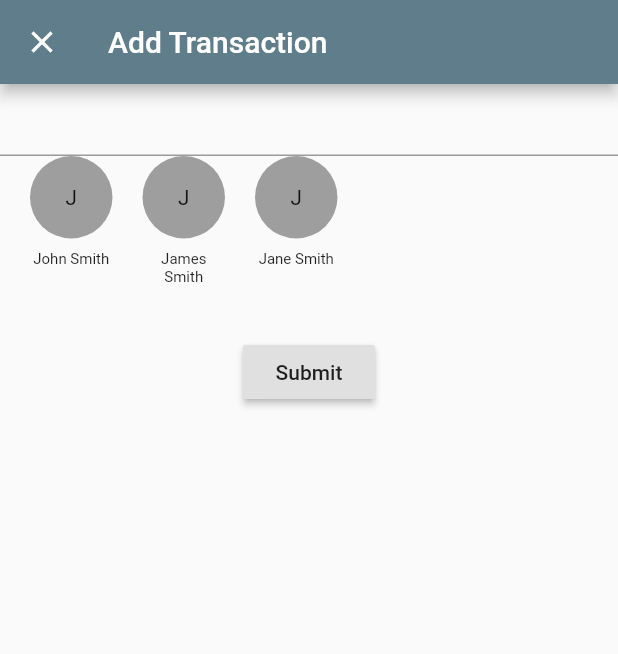
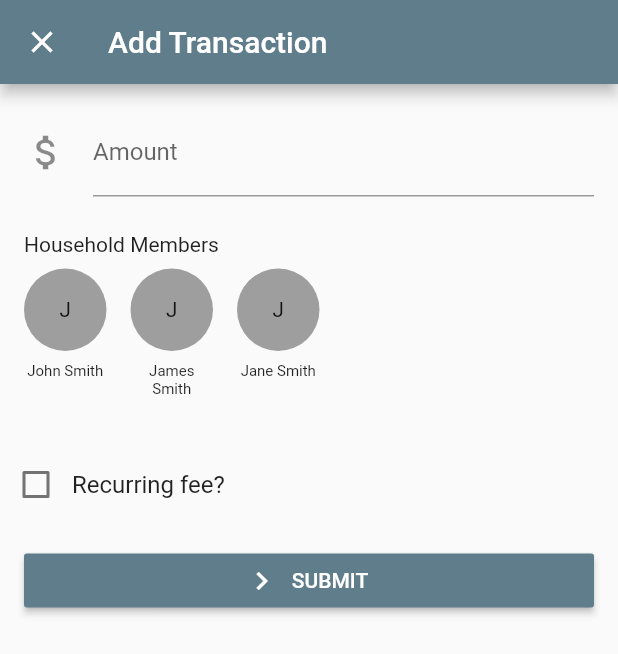
Before and after one commit to kungpaogao/nyf-mobile, a Flutter app: the screen it shows after launch, item 2 of the bottom bar chosen, after a tap on the "add" icon, on a phone screen of 412 x 824 dp. Shown: the top 654 px of the screen. Run offline on Flutter 3.47's test engine with Material 2 defaults, Android fonts, the phone set to English and light mode, and no system bars.

Commit message:
Implemented Add page layout; added Variables

```diff
--- a/lib/components/add_form.dart
+++ b/lib/components/add_form.dart
@@ -1,7 +1,9 @@
 import 'package:flutter/material.dart';
 import 'package:nyf_mobile/components/select_user.dart';
 import 'package:nyf_mobile/components/user_icon.dart';
+import 'package:nyf_mobile/data/household.dart';
 import 'package:nyf_mobile/data/user.dart';
+import 'package:nyf_mobile/data/variables.dart' as Variables;
 
 class AddForm extends StatefulWidget {
   @override
@@ -12,6 +14,8 @@ class AddForm extends StatefulWidget {
 
 class AddFormState extends State<AddForm> {
   final _formKey = GlobalKey<FormState>();
+  bool isRecurring = false;
+  Cycle billingCycle = Cycle.weekly;
 
   @override
   Widget build(BuildContext context) {
@@ -19,13 +23,36 @@ class AddFormState extends State<AddForm> {
       key: _formKey,
       child: Column(
         children: <Widget>[
-          TextFormField(
+          Container(
+            padding: EdgeInsets.symmetric(
+              vertical: Variables.margin,
+              horizontal: Variables.margin,
+            ),
+            child: TextFormField(
+              decoration: const InputDecoration(
+                icon: Icon(
+                  Icons.attach_money,
+                  size: 30.0,
+                ),
+                hintText: "Total Amount \$",
+                labelText: "Amount",
+              ),
               validator: (value) {
-              if (value.isEmpty) {
-                return 'Please enter some text';
+                isNumeric(string) => num.tryParse(string) != null;
+                if (!isNumeric(value)) {
+                  return 'Please enter a valid number';
                 }
                 return null;
               },
+            ),
+          ),
+          Container(
+            padding: EdgeInsets.symmetric(
+              vertical: Variables.halfMargin,
+              horizontal: Variables.margin,
+            ),
+            alignment: Alignment.centerLeft,
+            child: Text("Household Members"),
           ),
           Container(
             height: 120,
@@ -33,15 +60,81 @@ class AddFormState extends State<AddForm> {
               users: sampleUsers,
             ),
           ),
-          RaisedButton(
+          Row(
+            children: <Widget>[
+              Checkbox(
+                value: isRecurring,
+                onChanged: (bool newVal) {
+                  setState(() {
+                    isRecurring = newVal;
+                  });
+                },
+              ),
+              Text(
+                "Recurring fee?",
+                style: Variables.defaultText,
+              )
+            ],
+          ),
+          isRecurring
+              ? Container(
+                  padding: EdgeInsets.all(Variables.margin),
+                  child: Row(
+                    children: <Widget>[
+                      Text(
+                        "Billing cycle?",
+                        style: Variables.defaultText,
+                      ),
+                      Spacer(),
+                      Container(
+                        child: DropdownButton<Cycle>(
+                          value: billingCycle,
+                          onChanged: (Cycle newValue) {
+                            setState(() {
+                              billingCycle = newValue;
+                            });
+                          },
+                          items: Cycle.values.map((Cycle cycle) {
+                            String cleanText =
+                                cycle.toString().replaceAll("Cycle.", "");
+                            return DropdownMenuItem<Cycle>(
+                              child: Text(cleanText[0].toUpperCase() +
+                                  cleanText.substring(1)),
+                              value: cycle,
+                            );
+                          }).toList(),
+                        ),
+                      )
+                    ],
+                  ),
+                )
+              : Container(),
+          Container(
+            padding: EdgeInsets.all(Variables.margin),
+            child: Row(
+              children: <Widget>[
+                Expanded(
+                  child: RaisedButton.icon(
                     onPressed: () {
                       if (_formKey.currentState.validate()) {
-                Scaffold.of(context)
-                    .showSnackBar(SnackBar(content: Text("Processing Data")));
+                        Scaffold.of(context).showSnackBar(
+                            SnackBar(content: Text("Processing Data")));
                       }
                     },
-            child: Text("Submit"),
-          )
+                    color: Colors.blueGrey,
+                    icon: Icon(
+                      Icons.navigate_next,
+                      color: Colors.white,
+                    ),
+                    label: Text(
+                      "SUBMIT",
+                      style: TextStyle(color: Colors.white),
+                    ),
+                  ),
+                ),
+              ],
+            ),
+          ),
         ],
       ),
     );
--- a/lib/components/household_settings.dart
+++ b/lib/components/household_settings.dart
@@ -3,6 +3,7 @@ import 'package:flutter/cupertino.dart';
 import 'package:nyf_mobile/components/dark_mode.dart';
 import 'package:nyf_mobile/components/select_user.dart';
 import 'package:nyf_mobile/components/user_icon.dart';
+import 'package:nyf_mobile/data/household.dart';
 import 'package:nyf_mobile/data/user.dart';
 
 class HouseholdSettings extends StatefulWidget {
@@ -13,7 +14,7 @@ class HouseholdSettings extends StatefulWidget {
 }
 
 class _HouseholdSettingsState extends State<HouseholdSettings> {
-  String dropdownValue = 'Weekly';
+  Cycle billingCycle = Cycle.weekly;
 
   @override
   Widget build(BuildContext context) {
@@ -54,18 +55,20 @@ class _HouseholdSettingsState extends State<HouseholdSettings> {
               ),
               Container(
                 padding: EdgeInsets.only(right: 10.0),
-                child: DropdownButton<String>(
-                  value: dropdownValue,
-                  onChanged: (String newValue) {
+                child: DropdownButton<Cycle>(
+                  value: billingCycle,
+                  onChanged: (Cycle newValue) {
                     setState(() {
-                      dropdownValue = newValue;
+                      billingCycle = newValue;
                     });
                   },
-                  items: <String>['Immediately', 'Daily', 'Weekly', 'Monthly']
-                      .map<DropdownMenuItem<String>>((String value) {
-                    return DropdownMenuItem<String>(
-                      value: value,
-                      child: Text(value),
+                  items: Cycle.values.map((Cycle cycle) {
+                    String cleanText =
+                        cycle.toString().replaceAll("Cycle.", "");
+                    return DropdownMenuItem<Cycle>(
+                      child: Text(
+                          cleanText[0].toUpperCase() + cleanText.substring(1)),
+                      value: cycle,
                     );
                   }).toList(),
                 ),
--- a/lib/components/select_user.dart
+++ b/lib/components/select_user.dart
@@ -1,6 +1,7 @@
 import 'package:flutter/material.dart';
 import 'package:nyf_mobile/components/user_icon.dart';
 import 'package:nyf_mobile/data/user.dart' as User;
+import 'package:nyf_mobile/data/variables.dart' as Variables;
 
 class SelectUser extends StatefulWidget {
   SelectUser({
@@ -8,7 +9,7 @@ class SelectUser extends StatefulWidget {
     this.users,
     this.selected,
     this.selectable = true,
-    this.padding = 10,
+    this.padding = Variables.halfMargin,
   }) : super(key: key);
 
   final List<User.User> users;
@@ -25,7 +26,7 @@ class _SelectUserState extends State<SelectUser> {
   Widget build(BuildContext context) {
     return Container(
       child: ListView.builder(
-        padding: EdgeInsets.only(left: 10.0, right: 10.0),
+        padding: EdgeInsets.symmetric(horizontal: Variables.halfMargin),
         scrollDirection: Axis.horizontal,
         itemCount: widget.users.length,
         itemBuilder: (BuildContext context, int index) {
--- a/lib/components/user_icon.dart
+++ b/lib/components/user_icon.dart
@@ -1,6 +1,7 @@
 import 'package:flutter/material.dart';
 import 'package:flutter/cupertino.dart';
 import 'package:nyf_mobile/data/user.dart';
+import 'package:nyf_mobile/data/variables.dart' as Variables;
 
 class UserIcon extends StatelessWidget {
   final double width;
@@ -8,8 +9,8 @@ class UserIcon extends StatelessWidget {
   final User user;
 
   UserIcon({
-    this.width = 55.0,
-    this.height = 90,
+    this.width = Variables.userIconWidth,
+    this.height = Variables.userIconHeight,
     this.user,
   });
 
--- /dev/null
+++ b/lib/data/variables.dart
@@ -0,0 +1,9 @@
+import 'package:flutter/material.dart';
+
+const double margin = 16.0;
+const double halfMargin = 8.0;
+
+const double userIconWidth = 55.0;
+const double userIconHeight = 90;
+
+const TextStyle defaultText = TextStyle(fontSize: 16.0);
```
Lines whose indentation alone changed are shown as unchanged.
